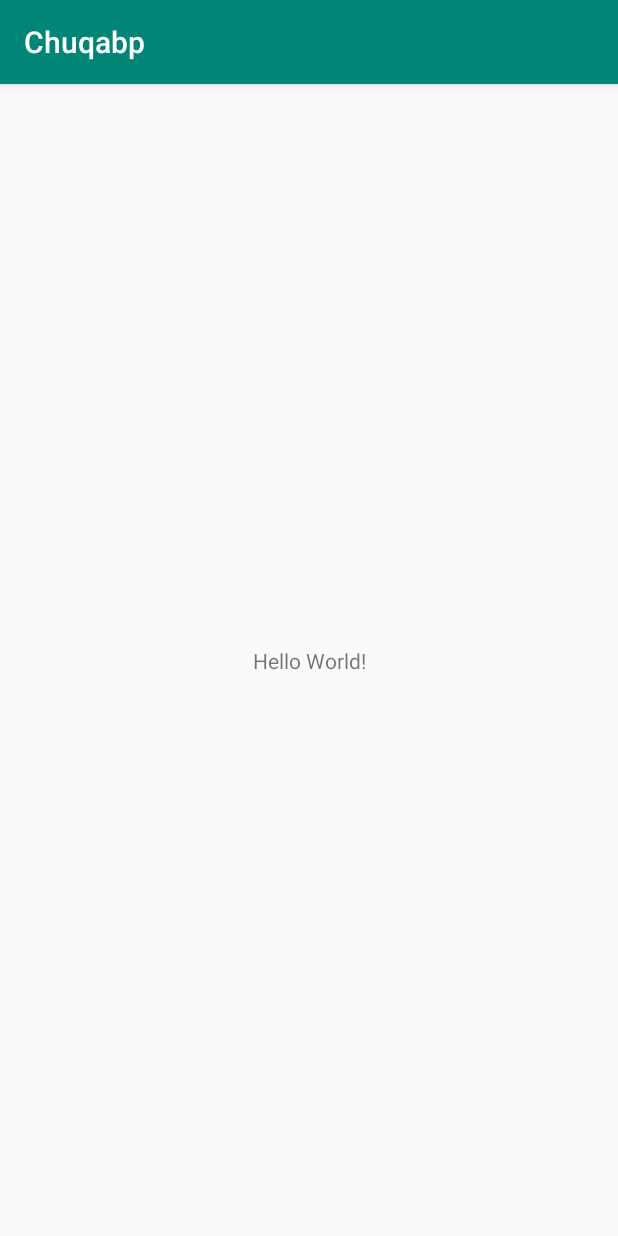
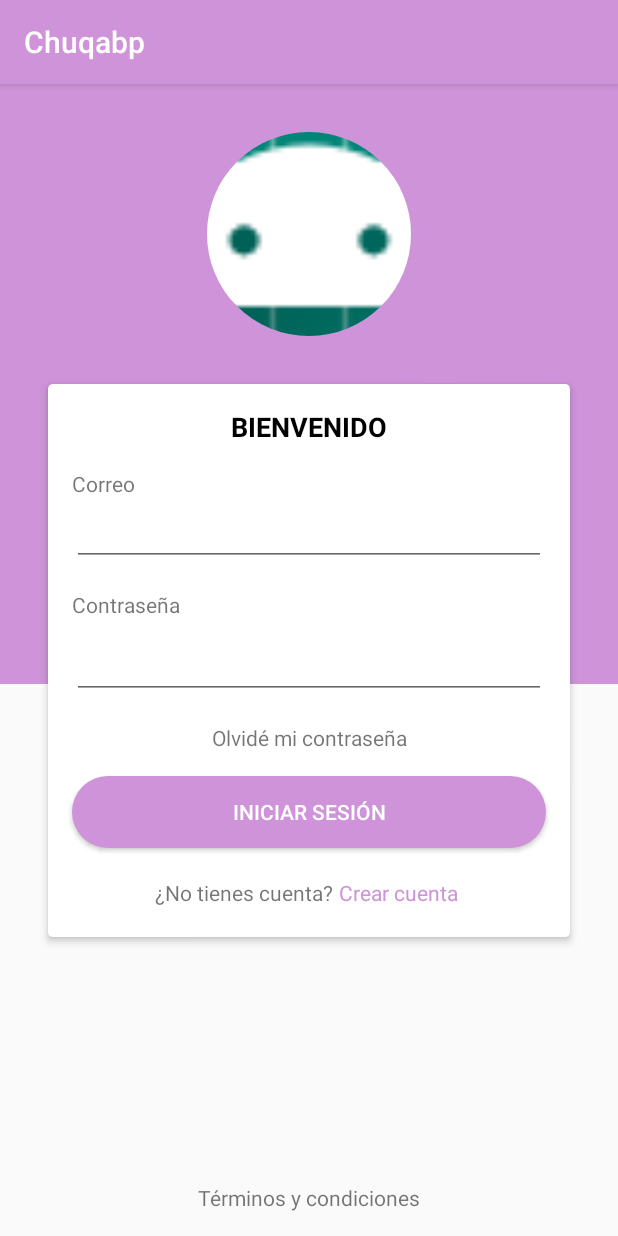
Before and after one commit to Architect-Coders/chuqabp, an Android app: the screen it shows after launch (MainActivity before the commit, LoginActivity after it), on a phone screen of 412 x 824 dp. Run offline under Robolectric (Android 15) with nearby library versions, the phone set to English and light mode, and no system bars; our stand-ins replace CircleImageView, data binding.

Commit message:
add login view

```diff
--- a/app/src/main/AndroidManifest.xml
+++ b/app/src/main/AndroidManifest.xml
@@ -2,7 +2,7 @@
 <manifest xmlns:android="http://schemas.android.com/apk/res/android"
           package="org.sic4change.chuqabp">
 
-    <uses-permission android:name="android.permission.INTERNET" />
+    <uses-permission android:name="android.permission.INTERNET"/>
 
     <application
             android:allowBackup="true"
@@ -11,7 +11,8 @@
             android:roundIcon="@mipmap/ic_launcher_round"
             android:supportsRtl="true"
             android:theme="@style/AppTheme">
-        <activity android:name=".MainActivity">
+        <activity android:name=".MainActivity"></activity>
+        <activity android:name=".LoginActivity">
             <intent-filter>
                 <action android:name="android.intent.action.MAIN"/>
 
--- /dev/null
+++ b/app/src/main/java/org/sic4change/chuqabp/CreateAccountFragment.kt
@@ -0,0 +1,45 @@
+package org.sic4change.chuqabp
+
+import android.os.Bundle
+import android.view.LayoutInflater
+import android.view.View
+import android.view.ViewGroup
+import androidx.fragment.app.Fragment
+
+class CreateAccountFragment: Fragment() {
+
+
+    /**
+     * Called when the fragment's activity has been created and this
+     * fragment's view hierarchy instantiated.  It can be used to do final
+     * initialization once these pieces are in place, such as retrieving
+     * views or restoring state.
+     */
+    override fun onActivityCreated(savedInstanceState: Bundle?) {
+        super.onActivityCreated(savedInstanceState)
+        (activity as LoginActivity).supportActionBar?.title = getString(R.string.app_name)
+    }
+
+    /**
+     * Called to have the fragment instantiate its user interface view.
+     *
+     * <p>If you return a View from here, you will later be called in
+     * {@link #onDestroyView} when the view is being released.
+     *
+     * @param inflater The LayoutInflater object that can be used to inflate
+     * any views in the fragment,
+     * @param container If non-null, this is the parent view that the fragment's
+     * UI should be attached to.  The fragment should not add the view itself,
+     * but this can be used to generate the LayoutParams of the view.
+     * @param savedInstanceState If non-null, this fragment is being re-constructed
+     * from a previous saved state as given here.
+     *
+     * @return Return the View for the fragment's UI.
+     */
+    override fun onCreateView(inflater: LayoutInflater, container: ViewGroup?, savedInstanceState: Bundle?): View? {
+        val view = inflater.inflate(R.layout.fragment_create_account, container, false)
+        return view
+    }
+
+
+}
--- /dev/null
+++ b/app/src/main/java/org/sic4change/chuqabp/LoginActivity.kt
@@ -0,0 +1,12 @@
+package org.sic4change.chuqabp
+
+import androidx.appcompat.app.AppCompatActivity
+import android.os.Bundle
+
+class LoginActivity : AppCompatActivity() {
+
+    override fun onCreate(savedInstanceState: Bundle?) {
+        super.onCreate(savedInstanceState)
+        setContentView(R.layout.activity_login)
+    }
+}
--- /dev/null
+++ b/app/src/main/java/org/sic4change/chuqabp/LoginFragment.kt
@@ -0,0 +1,45 @@
+package org.sic4change.chuqabp
+
+import android.os.Bundle
+import android.view.LayoutInflater
+import android.view.View
+import android.view.ViewGroup
+import androidx.fragment.app.Fragment
+
+class LoginFragment: Fragment() {
+
+
+    /**
+     * Called when the fragment's activity has been created and this
+     * fragment's view hierarchy instantiated.  It can be used to do final
+     * initialization once these pieces are in place, such as retrieving
+     * views or restoring state.
+     */
+    override fun onActivityCreated(savedInstanceState: Bundle?) {
+        super.onActivityCreated(savedInstanceState)
+        (activity as LoginActivity).supportActionBar?.title = getString(R.string.app_name)
+    }
+
+    /**
+     * Called to have the fragment instantiate its user interface view.
+     *
+     * <p>If you return a View from here, you will later be called in
+     * {@link #onDestroyView} when the view is being released.
+     *
+     * @param inflater The LayoutInflater object that can be used to inflate
+     * any views in the fragment,
+     * @param container If non-null, this is the parent view that the fragment's
+     * UI should be attached to.  The fragment should not add the view itself,
+     * but this can be used to generate the LayoutParams of the view.
+     * @param savedInstanceState If non-null, this fragment is being re-constructed
+     * from a previous saved state as given here.
+     *
+     * @return Return the View for the fragment's UI.
+     */
+    override fun onCreateView(inflater: LayoutInflater, container: ViewGroup?, savedInstanceState: Bundle?): View? {
+        val view = inflater.inflate(R.layout.fragment_login, container, false)
+        return view
+    }
+
+
+}
--- /dev/null
+++ b/app/src/main/res/drawable/rounded_button.xml
@@ -0,0 +1,9 @@
+<?xml version="1.0" encoding="utf-8"?>
+<shape xmlns:android="http://schemas.android.com/apk/res/android"
+    android:shape="rectangle">
+    <solid android:color="@color/colorPrimary" />
+    <corners android:bottomRightRadius="@dimen/margin_card"
+        android:bottomLeftRadius="@dimen/margin_card"
+        android:topRightRadius="@dimen/margin_card"
+        android:topLeftRadius="@dimen/margin_card"/>
+</shape>
--- /dev/null
+++ b/app/src/main/res/layout/activity_login.xml
@@ -0,0 +1,17 @@
+<?xml version="1.0" encoding="utf-8"?>
+<FrameLayout xmlns:android="http://schemas.android.com/apk/res/android"
+             xmlns:app="http://schemas.android.com/apk/res-auto"
+             xmlns:tools="http://schemas.android.com/tools"
+             android:layout_width="match_parent"
+             android:layout_height="match_parent"
+             tools:context=".LoginActivity">
+
+    <fragment
+            android:layout_width="match_parent"
+            android:layout_height="match_parent"
+            android:id="@+id/my_nav_host_fragment"
+            android:name="androidx.navigation.fragment.NavHostFragment"
+            app:navGraph="@navigation/nav_grap"
+            app:defaultNavHost="true" />
+
+</FrameLayout>
--- /dev/null
+++ b/app/src/main/res/layout/fragment_create_account.xml
@@ -0,0 +1,22 @@
+<?xml version="1.0" encoding="utf-8"?>
+<layout xmlns:android="http://schemas.android.com/apk/res/android"
+        xmlns:app="http://schemas.android.com/apk/res-auto"
+        xmlns:tools="http://schemas.android.com/tools"
+        tools:context=".CreateAccountFragment">
+
+<androidx.constraintlayout.widget.ConstraintLayout
+        android:layout_width="match_parent"
+        android:layout_height="match_parent">
+
+    <TextView
+            android:layout_width="wrap_content"
+            android:layout_height="wrap_content"
+            android:text="Create account fragment"
+            app:layout_constraintBottom_toBottomOf="parent"
+            app:layout_constraintLeft_toLeftOf="parent"
+            app:layout_constraintRight_toRightOf="parent"
+            app:layout_constraintTop_toTopOf="parent"/>
+
+</androidx.constraintlayout.widget.ConstraintLayout>
+
+</layout>
--- /dev/null
+++ b/app/src/main/res/layout/fragment_login.xml
@@ -0,0 +1,212 @@
+<?xml version="1.0" encoding="utf-8"?>
+<layout xmlns:android="http://schemas.android.com/apk/res/android"
+        xmlns:app="http://schemas.android.com/apk/res-auto"
+        xmlns:tools="http://schemas.android.com/tools"
+        tools:context=".LoginFragment">
+
+    <androidx.constraintlayout.widget.ConstraintLayout
+            xmlns:card_view="http://schemas.android.com/apk/res-auto"
+            android:id="@+id/lyLogin"
+            android:layout_width="match_parent"
+            android:layout_height="match_parent">
+
+        <View
+                android:layout_width="match_parent"
+                android:layout_height="wrap_content"
+                android:background="@color/colorPrimary"
+                app:layout_constraintTop_toTopOf="parent"
+                app:layout_constraintBottom_toTopOf="@id/ivIcon"/>
+
+        <de.hdodenhof.circleimageview.CircleImageView
+                android:id="@+id/ivIcon"
+                android:layout_width="0dp"
+                android:layout_height="0dp"
+                android:layout_marginStart="@dimen/margin_card"
+                android:layout_marginLeft="@dimen/margin_card"
+                android:layout_marginEnd="@dimen/margin_card"
+                android:layout_marginRight="@dimen/margin_card"
+                android:layout_marginBottom="@dimen/margin_card"
+                android:layout_marginTop="@dimen/margin_card"
+                android:src="@mipmap/ic_launcher"
+                app:layout_constraintTop_toTopOf="parent"
+                app:layout_constraintBottom_toTopOf="@+id/cardView"
+                app:layout_constraintEnd_toEndOf="parent"
+                app:layout_constraintStart_toStartOf="parent"
+                app:civ_border_width="0dp"
+                app:civ_border_color="@color/white"/>
+
+
+        <com.google.android.material.card.MaterialCardView
+                android:id="@+id/cardView"
+                android:layout_width="0dp"
+                android:layout_height="wrap_content"
+                card_view:cardCornerRadius="3dp"
+                card_view:cardElevation="3dp"
+                android:layout_marginStart="@dimen/margin_card"
+                android:layout_marginLeft="@dimen/margin_card"
+                android:layout_marginTop="@dimen/margin_card"
+                android:layout_marginEnd="@dimen/margin_card"
+                android:layout_marginRight="@dimen/margin_card"
+                android:layout_marginBottom="@dimen/margin_card"
+                app:layout_constraintBottom_toBottomOf="parent"
+                app:layout_constraintEnd_toEndOf="parent"
+                app:layout_constraintStart_toStartOf="parent"
+                app:layout_constraintTop_toTopOf="parent">
+
+            <androidx.constraintlayout.widget.ConstraintLayout
+                    android:layout_width="match_parent"
+                    android:layout_height="wrap_content"
+                    android:focusable="true"
+                    android:focusableInTouchMode="true">
+
+                <TextView
+                        android:id="@+id/tvLogin"
+                        android:layout_width="wrap_content"
+                        android:layout_height="wrap_content"
+                        android:layout_marginStart="@dimen/margin_medium"
+                        android:layout_marginLeft="@dimen/margin_medium"
+                        android:layout_marginTop="@dimen/margin_medium"
+                        android:layout_marginEnd="@dimen/margin_medium"
+                        android:layout_marginRight="@dimen/margin_medium"
+                        android:text="@string/login"
+                        android:textSize="18sp"
+                        android:textStyle="bold"
+                        android:textColor="@color/colorAccent"
+                        app:layout_constraintEnd_toEndOf="parent"
+                        app:layout_constraintStart_toStartOf="parent"
+                        app:layout_constraintTop_toTopOf="parent"/>
+
+                <TextView
+                        android:id="@+id/tvEmail"
+                        android:layout_width="wrap_content"
+                        android:layout_height="wrap_content"
+                        android:layout_marginStart="@dimen/margin_medium"
+                        android:layout_marginLeft="@dimen/margin_medium"
+                        android:layout_marginTop="@dimen/margin_medium"
+                        android:text="@string/email"
+                        app:layout_constraintStart_toStartOf="parent"
+                        app:layout_constraintTop_toBottomOf="@+id/tvLogin"/>
+
+                <EditText
+                        android:id="@+id/etEmail"
+                        android:layout_width="match_parent"
+                        android:layout_height="wrap_content"
+                        android:layout_marginStart="@dimen/margin_medium"
+                        android:layout_marginLeft="@dimen/margin_medium"
+                        android:layout_marginEnd="@dimen/margin_medium"
+                        android:layout_marginRight="@dimen/margin_medium"
+                        android:ems="10"
+                        android:inputType="textEmailAddress"
+                        app:layout_constraintEnd_toEndOf="parent"
+                        app:layout_constraintStart_toStartOf="parent"
+                        app:layout_constraintTop_toBottomOf="@+id/tvEmail"/>
+
+                <TextView
+                        android:id="@+id/tvPassword"
+                        android:layout_width="wrap_content"
+                        android:layout_height="wrap_content"
+                        android:layout_marginStart="@dimen/margin_medium"
+                        android:layout_marginLeft="@dimen/margin_medium"
+                        android:layout_marginTop="@dimen/margin_medium"
+                        android:text="@string/password"
+                        app:layout_constraintStart_toStartOf="parent"
+                        app:layout_constraintTop_toBottomOf="@+id/etEmail"/>
+
+                <EditText
+                        android:id="@+id/etPassword"
+                        android:layout_width="match_parent"
+                        android:layout_height="wrap_content"
+                        android:layout_marginStart="@dimen/margin_medium"
+                        android:layout_marginLeft="@dimen/margin_medium"
+                        android:layout_marginTop="8dp"
+                        android:layout_marginEnd="@dimen/margin_medium"
+                        android:layout_marginRight="@dimen/margin_medium"
+                        android:layout_marginBottom="@dimen/margin_medium"
+                        android:ems="10"
+                        android:inputType="textPassword"
+                        app:layout_constraintEnd_toEndOf="parent"
+                        app:layout_constraintStart_toStartOf="parent"
+                        app:layout_constraintTop_toBottomOf="@+id/tvPassword"/>
+
+                <TextView
+                        android:id="@+id/tvResetPassword"
+                        android:layout_width="wrap_content"
+                        android:layout_height="wrap_content"
+                        android:text="@string/i_forgot_my_password"
+                        app:layout_constraintTop_toBottomOf="@+id/etPassword"
+                        app:layout_constraintEnd_toEndOf="parent"
+                        app:layout_constraintStart_toStartOf="parent"
+                        android:layout_marginStart="@dimen/margin_medium"
+                        android:layout_marginLeft="@dimen/margin_medium"
+                        android:layout_marginEnd="@dimen/margin_medium"
+                        android:layout_marginRight="@dimen/margin_medium"
+                        android:layout_marginTop="@dimen/margin_medium"
+                        android:layout_marginBottom="@dimen/margin_medium"/>
+
+                <Button
+                        android:id="@+id/btnLogin"
+                        android:layout_width="match_parent"
+                        android:layout_height="wrap_content"
+                        android:text="@string/sign_in"
+                        android:background="@drawable/rounded_button"
+                        android:textColor="@color/white"
+                        app:layout_constraintTop_toBottomOf="@+id/tvResetPassword"
+                        app:layout_constraintEnd_toEndOf="parent"
+                        app:layout_constraintStart_toStartOf="parent"
+                        android:layout_marginStart="@dimen/margin_medium"
+                        android:layout_marginLeft="@dimen/margin_medium"
+                        android:layout_marginEnd="@dimen/margin_medium"
+                        android:layout_marginRight="@dimen/margin_medium"
+                        android:layout_marginTop="@dimen/margin_medium"
+                        android:layout_marginBottom="@dimen/margin_medium"/>
+
+                <LinearLayout
+                        android:id="@+id/lyCreateAccount"
+                        android:layout_width="wrap_content"
+                        android:layout_height="wrap_content"
+                        android:orientation="horizontal"
+                        app:layout_constraintEnd_toEndOf="parent"
+                        app:layout_constraintStart_toStartOf="parent"
+                        app:layout_constraintTop_toBottomOf="@+id/btnLogin"
+                        app:layout_constraintBottom_toBottomOf="parent"
+                        android:layout_marginTop="@dimen/margin_medium"
+                        android:layout_marginBottom="@dimen/margin_medium">
+
+                    <TextView
+                            android:id="@+id/tvNewUser"
+                            android:layout_width="wrap_content"
+                            android:layout_height="wrap_content"
+                            android:text="@string/new_user"/>
+
+                    <TextView
+                            android:id="@+id/tvSignUp"
+                            android:layout_width="wrap_content"
+                            android:layout_height="wrap_content"
+                            android:textColor="@color/colorPrimary"
+                            android:padding="4dp"
+                            android:text="@string/sign_up"/>
+
+                </LinearLayout>
+
+            </androidx.constraintlayout.widget.ConstraintLayout>
+
+
+        </com.google.android.material.card.MaterialCardView>
+
+        <TextView
+                android:id="@+id/tvTermsAndConditions"
+                android:layout_width="wrap_content"
+                android:layout_height="wrap_content"
+                android:layout_marginStart="@dimen/margin_medium"
+                android:layout_marginLeft="@dimen/margin_medium"
+                android:layout_marginEnd="@dimen/margin_medium"
+                android:layout_marginRight="@dimen/margin_medium"
+                android:layout_marginBottom="@dimen/margin_medium"
+                android:text="@string/terms_and_conditions"
+                app:layout_constraintBottom_toBottomOf="parent"
+                app:layout_constraintEnd_toEndOf="parent"
+                app:layout_constraintStart_toStartOf="parent"/>
+
+    </androidx.constraintlayout.widget.ConstraintLayout>
+
+</layout>
--- /dev/null
+++ b/app/src/main/res/navigation/nav_grap.xml
@@ -0,0 +1,23 @@
+<?xml version="1.0" encoding="utf-8"?>
+<navigation xmlns:android="http://schemas.android.com/apk/res/android"
+            xmlns:app="http://schemas.android.com/apk/res-auto"
+            xmlns:tools="http://schemas.android.com/tools"
+            android:id="@+id/nav_graph"
+            app:startDestination="@id/loginFragment">
+
+    <fragment android:id="@+id/loginFragment"
+              android:name="org.sic4change.chuqabp.LoginFragment"
+              android:label="@string/app_name"
+              tools:layout="@layout/fragment_login">
+        <action android:id="@+id/action_medicamentosFragment_to_medicamentoDetailFragment"
+                app:destination="@id/createAccount" app:enterAnim="@anim/nav_default_enter_anim"
+                app:exitAnim="@anim/nav_default_exit_anim" app:popEnterAnim="@anim/nav_default_pop_enter_anim"
+                app:popExitAnim="@anim/nav_default_pop_exit_anim"/>
+    </fragment>
+    <fragment android:id="@+id/createAccount"
+              android:name="org.sic4change.chuqabp.CreateAccountFragment"
+              android:label=""
+              tools:layout="@layout/fragment_create_account">
+        <argument android:name="topicId" app:argType="string"/>
+    </fragment>
+</navigation>
--- a/app/src/main/res/values/colors.xml
+++ b/app/src/main/res/values/colors.xml
@@ -1,6 +1,8 @@
 <?xml version="1.0" encoding="utf-8"?>
 <resources>
-    <color name="colorPrimary">#008577</color>
-    <color name="colorPrimaryDark">#00574B</color>
-    <color name="colorAccent">#D81B60</color>
+    <color name="colorPrimary">#ce93d8</color>
+    <color name="colorPrimaryDark">#9c64a6</color>
+    <color name="colorAccent">#000000</color>
+    <color name="white">#FFFFFF</color>
+    <color name="black">#000000</color>
 </resources>
--- /dev/null
+++ b/app/src/main/res/values/dimens.xml
@@ -0,0 +1,11 @@
+<resources>
+    <!-- Default screen margins, per the Android Design guidelines. -->
+    <dimen name="activity_horizontal_margin">16dp</dimen>
+    <dimen name="activity_vertical_margin">16dp</dimen>
+    <dimen name="nav_header_vertical_spacing">8dp</dimen>
+    <dimen name="nav_header_height">200dp</dimen>
+    <dimen name="fab_margin">16dp</dimen>
+    <dimen name="margin_default">8dp</dimen>
+    <dimen name="margin_medium">16dp</dimen>
+    <dimen name="margin_card">32dp</dimen>
+</resources>
--- a/app/src/main/res/values/strings.xml
+++ b/app/src/main/res/values/strings.xml
@@ -1,3 +1,14 @@
 <resources>
     <string name="app_name">Chuqabp</string>
+
+    <!--Login-->
+    <string name="login">BIENVENIDO</string>
+    <string name="email">Correo</string>
+    <string name="password">Contraseña</string>
+    <string name="sign_in">INICIAR SESIÓN</string>
+    <string name="new_user">¿No tienes cuenta?</string>
+    <string name="sign_up">Crear cuenta</string>
+    <string name="terms_and_conditions">Términos y condiciones</string>
+    <string name="i_forgot_my_password">Olvidé mi contraseña</string>
+
 </resources>
```
Also changed, not shown: app/build.gradle (+17 -1 lines).
